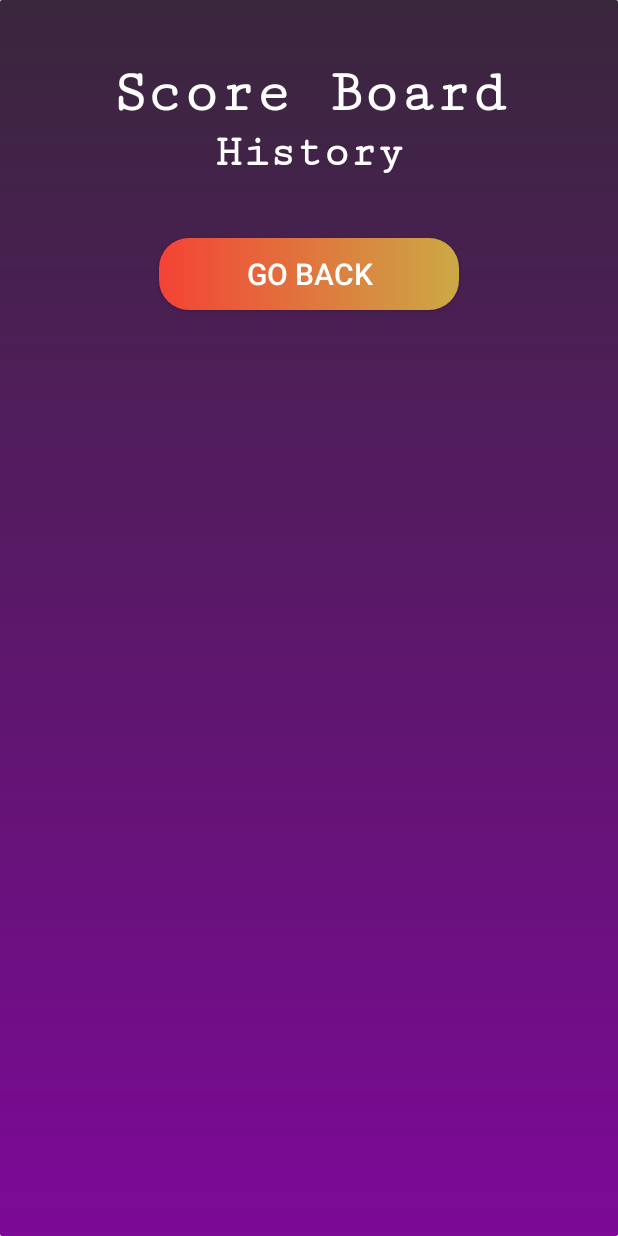
After one commit to ArkanJbali/TicTacToe, an Android app: the History_ScoreList screen opened directly, with no data from a screen before it, on a phone screen of 412 x 824 dp. The commit adds this screen. Run offline under Robolectric (Android 15) with nearby library versions, the phone set to English and light mode, and no system bars.

Commit message:
- added: History Activity

```diff
--- a/app/src/main/AndroidManifest.xml
+++ b/app/src/main/AndroidManifest.xml
@@ -36,6 +36,13 @@
                 <category android:name="android.intent.category.DEFAULT" />
             </intent-filter>
         </activity>
+        <activity android:name=".History_ScoreList">
+            <intent-filter>
+                <action android:name="android.intent.action.MAIN" />
+
+                <category android:name="android.intent.category.DEFAULT" />
+            </intent-filter>
+        </activity>
     </application>
 
 </manifest>
--- /dev/null
+++ b/app/src/main/java/com/app/arkan/xo_game/History_ScoreList.java
@@ -0,0 +1,27 @@
+package com.app.arkan.xo_game;
+
+import android.app.Activity;
+import android.content.Intent;
+import android.os.Bundle;
+import android.support.annotation.Nullable;
+import android.view.View;
+import android.widget.Button;
+
+public class History_ScoreList extends Activity {
+    @Override
+    protected void onCreate(Bundle savedInstanceState) {
+        super.onCreate(savedInstanceState);
+        setContentView(R.layout.score_list);
+        Button goBack = findViewById(R.id.goBack);
+        goBack.setOnClickListener(new View.OnClickListener() {
+            @Override
+            public void onClick(View v) {
+                //startActivity(new Intent(Score.this,StartActivity.class));
+                Intent i = new Intent(History_ScoreList.this,Score.class);
+                i.putExtra("firstPlayer",getIntent().getStringExtra("firstPlayer"));
+                i.putExtra("secondPlayer",getIntent().getStringExtra("secondPlayer"));
+                startActivity(i);
+            }
+        });
+    }
+}
--- a/app/src/main/java/com/app/arkan/xo_game/Score.java
+++ b/app/src/main/java/com/app/arkan/xo_game/Score.java
@@ -24,16 +24,28 @@ public class Score extends Activity {
                 startActivity(i);
             }
         });
+        Button history = findViewById(R.id.history);
+        history.setOnClickListener(new View.OnClickListener() {
+            @Override
+            public void onClick(View v) {
+                Intent i = new Intent(Score.this,History_ScoreList.class);
+                i.putExtra("firstPlayer",getIntent().getStringExtra("firstPlayer"));
+                i.putExtra("secondPlayer",getIntent().getStringExtra("secondPlayer"));
+                startActivity(i);
+            }
+        });
     }
     //add if not null
     public void showLastGameScore(){
-        String gameScore[] = getIntent().getStringArrayExtra("lastGameScore");
         TextView fp = findViewById(R.id.pone);
         fp.setText(getIntent().getStringExtra("firstPlayer"));
         TextView sp = findViewById(R.id.ptwo);
         sp.setText(getIntent().getStringExtra("secondPlayer"));
-        Log.d("CODEEEEE", gameScore[0]);
-        if(!gameScore[0].equals("")) {
+        if(StartActivity.ACTIVITY_SCORE==2) {
+        String gameScore[] = getIntent().getStringArrayExtra("lastGameScore");
+
+       Log.d("CODEEEEE", gameScore[0]);
+
             TextView date = findViewById(R.id.date);
             date.setText(gameScore[0] + " " + gameScore[1]);
             TextView xwin = findViewById(R.id.xwin);
@@ -44,6 +56,7 @@ public class Score extends Activity {
             owin.setText(gameScore[6]);
             TextView oloss = findViewById(R.id.oloss);
             oloss.setText(gameScore[7]);
+            StartActivity.ACTIVITY_SCORE=1;
         }
     }
 }
--- a/app/src/main/java/com/app/arkan/xo_game/StartActivity.java
+++ b/app/src/main/java/com/app/arkan/xo_game/StartActivity.java
@@ -165,6 +165,7 @@ static int ACTIVITY_SCORE = 1;
                 e.printStackTrace();
             }
         }
+        ACTIVITY_SCORE=2;
     }
     public void showHistoryScores(){
 
--- /dev/null
+++ b/app/src/main/res/layout/score_list.xml
@@ -0,0 +1,48 @@
+<?xml version="1.0" encoding="utf-8"?>
+<LinearLayout xmlns:android="http://schemas.android.com/apk/res/android"
+    android:orientation="vertical" android:layout_width="match_parent"
+    android:layout_height="match_parent"
+    android:background="@drawable/background_style"
+    >
+    <TextView
+        android:id="@+id/header"
+        android:layout_width="match_parent"
+        android:layout_height="wrap_content"
+        android:text="@string/scoreboard"
+        android:textSize="40dp"
+        android:textAlignment="center"
+        android:textColor="@color/whiteBTN"
+        android:textStyle="bold"
+        android:fontFamily="serif-monospace"
+        android:layout_marginTop="40dp"/>
+    <TextView
+        android:id="@+id/header2"
+        android:layout_width="match_parent"
+        android:layout_height="wrap_content"
+        android:text="History"
+        android:layout_below="@id/header"
+        android:textSize="30dp"
+        android:textAlignment="center"
+        android:textColor="@color/whiteBTN"
+        android:textStyle="bold"
+        android:fontFamily="serif-monospace"
+        />
+    <GridView
+        android:layout_height="wrap_content"
+        android:id="@+id/gridView1"
+        android:layout_width="match_parent"
+        android:numColumns="5">
+
+    </GridView>
+    <Button
+        android:layout_marginTop="40dp"
+        android:layout_width="200dp"
+        android:layout_height="wrap_content"
+        android:id="@+id/goBack"
+        android:background="@drawable/buttons_main"
+        android:textColor="@color/whiteBTN"
+        android:text="@string/goHome"
+        android:textSize="20dp"
+        android:layout_gravity="bottom|center"
+        />
+</LinearLayout>
```
